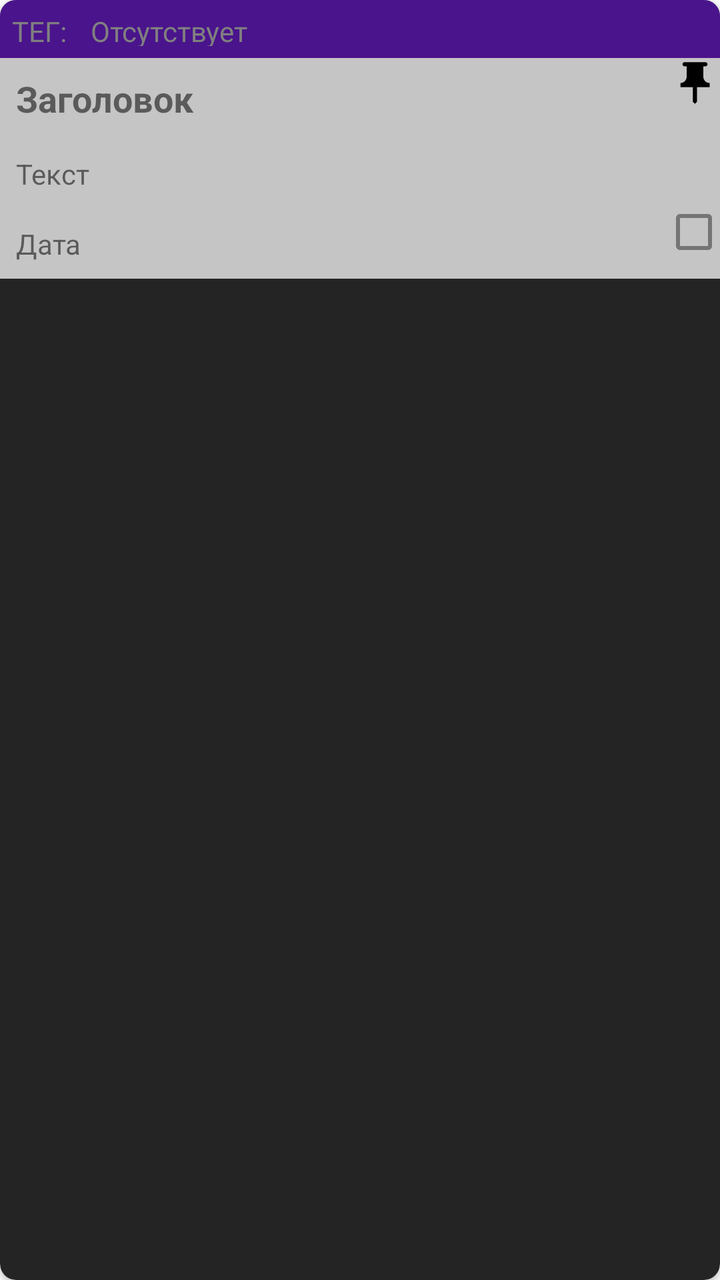
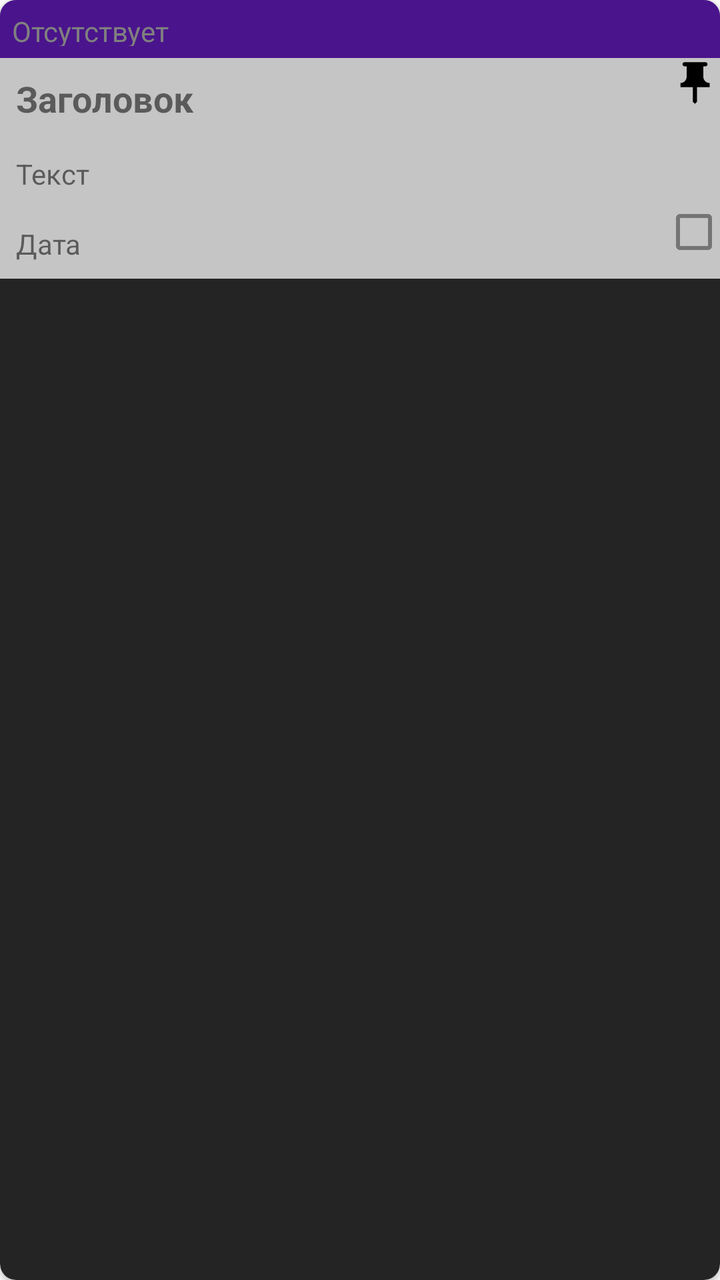

Screens rendered from an Android XML layout before and after an edit, with the pre-edit source and the edit as a unified diff.
<!-- AndroidManifest.xml: application theme Theme.NOTE_PROJECT -->
<!-- res/layout/notes_list.xml -->
<?xml version="1.0" encoding="utf-8"?>
<androidx.cardview.widget.CardView xmlns:android="http://schemas.android.com/apk/res/android"
    xmlns:app="http://schemas.android.com/apk/res-auto"
    xmlns:tools="http://schemas.android.com/tools"
    android:id="@+id/notes_container"
    android:layout_width="match_parent"
    android:layout_height="wrap_content"
    android:layout_margin="8dp"
    android:elevation="8dp"
    android:outlineAmbientShadowColor="@color/black"
    app:cardBackgroundColor="#252424"
    app:cardCornerRadius="8dp">


    <LinearLayout
        android:layout_width="match_parent"
        android:layout_height="wrap_content"

        android:background="#C5C5C5"
        android:orientation="vertical">

        <RelativeLayout
            android:layout_width="match_parent"
            android:layout_height="29dp"
            android:background="@color/color1">

            <TextView
                android:id="@+id/textView3"
                android:layout_width="wrap_content"
                android:layout_height="match_parent"
                android:gravity="end"
                android:padding="6dp"
                android:text="ТЕГ:"
                android:textColor="@color/color5" />

            <TextView
                android:id="@+id/TAG_TEXT"
                android:layout_width="353dp"
                android:layout_height="match_parent"
                android:layout_marginStart="0dp"
                android:layout_toEndOf="@+id/textView3"
                android:gravity="start"
                android:padding="6dp"
                android:text="Отсутствует"
                android:textColor="@color/color5" />
        </RelativeLayout>

        <RelativeLayout
            android:layout_width="match_parent"
            android:layout_height="wrap_content">

            <TextView
                android:id="@+id/textView_title"
                android:layout_width="match_parent"
                android:layout_height="wrap_content"
                android:layout_alignParentStart="true"
                android:ellipsize="marquee"
                android:marqueeRepeatLimit="marquee_forever"
                android:padding="8dp"
                android:scrollHorizontally="true"
                android:singleLine="true"
                android:text="Заголовок"
                android:textSize="18sp"
                android:textStyle="bold" />

            <ImageView
                android:id="@+id/imageView_pin"
                android:layout_width="25dp"
                android:layout_height="25dp"
                android:layout_alignParentEnd="true"
                android:src="@drawable/baseline_push_pin_24"
                android:visibility="visible" />

        </RelativeLayout>

        <TextView
            android:id="@+id/textView_notes"
            android:layout_width="match_parent"
            android:layout_height="wrap_content"
            android:maxLines="10"
            android:padding="8dp"
            android:text="Текст"
            android:textSize="14sp"
            android:textStyle="normal">

        </TextView>

        <RelativeLayout
            android:layout_width="match_parent"
            android:layout_height="match_parent">

            <TextView
                android:id="@+id/textView_date"
                android:layout_width="match_parent"
                android:layout_height="wrap_content"
                android:ellipsize="marquee"
                android:marqueeRepeatLimit="marquee_forever"
                android:maxLines="10"
                android:padding="8dp"
                android:scrollHorizontally="true"
                android:singleLine="true"
                android:text="Дата"
                android:textSize="14sp"
                android:textStyle="normal"/>

            <CheckBox
                android:id="@+id/check_Box"
                android:layout_width="24dp"
                android:layout_height="23dp"
                android:layout_alignParentEnd="true"
                android:layout_marginEnd="1dp"
                android:visibility="visible" />

        </RelativeLayout>




    </LinearLayout>


</androidx.cardview.widget.CardView>
<!-- resources referenced by this layout -->
<resources>
  <color name="black">#FF000000</color>
  <color name="color1">#4A148C</color>
  <color name="color5">#808080</color>
  <!-- drawable baseline_push_pin_24 (drawable) -->
  <vector android:height="24dp" android:tint="#000000"
      android:viewportHeight="24" android:viewportWidth="24"
      android:width="24dp" xmlns:android="http://schemas.android.com/apk/res/android">
      <path android:fillColor="@android:color/white"
          android:fillType="evenOdd" android:pathData="M16,9V4l1,0c0.55,0 1,-0.45 1,-1v0c0,-0.55 -0.45,-1 -1,-1H7C6.45,2 6,2.45 6,3v0c0,0.55 0.45,1 1,1l1,0v5c0,1.66 -1.34,3 -3,3h0v2h5.97v7l1,1l1,-1v-7H19v-2h0C17.34,12 16,10.66 16,9z"/>
  </vector>
  <style name="Theme.NOTE_PROJECT" parent="Base.Theme.NOTE_PROJECT" />
  <style name="Base.Theme.NOTE_PROJECT" parent="Theme.MaterialComponents.DayNight.NoActionBar">
          <item name="colorPrimary">@color/color1</item>
          <item name="colorPrimaryVariant">@color/color1</item>
          <item name="colorOnPrimary">@color/white</item>ы
          <item name="colorSecondary">@color/color5</item>
          <item name="colorSecondaryVariant">@color/color5</item>
          <item name="colorOnSecondary">@color/black</item>
          <item name="android:statusBarColor" tools:targetapi="l">@color/design_default_color_primary_variant</item>
      </style>
  <color name="white">#FFFFFF</color>
</resources>

<!-- the commit's change to res/layout/notes_list.xml (unified diff, before → after) -->
@@ -23,15 +23,6 @@
             android:layout_width="match_parent"
             android:layout_height="29dp"
             android:background="@color/color1">
-
-            <TextView
-                android:id="@+id/textView3"
-                android:layout_width="wrap_content"
-                android:layout_height="match_parent"
-                android:gravity="end"
-                android:padding="6dp"
-                android:text="ТЕГ:"
-                android:textColor="@color/color5" />
 
             <TextView
                 android:id="@+id/TAG_TEXT"
